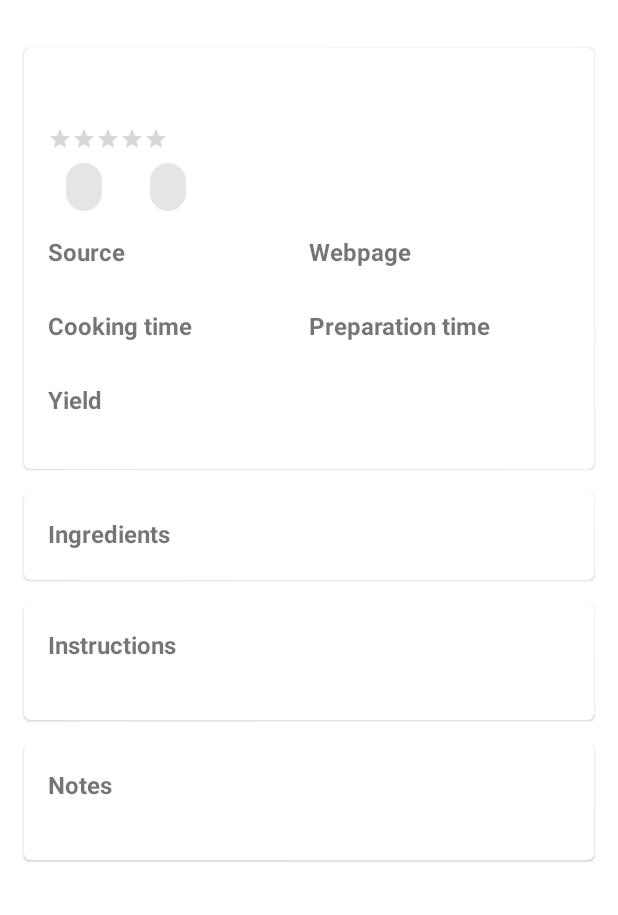
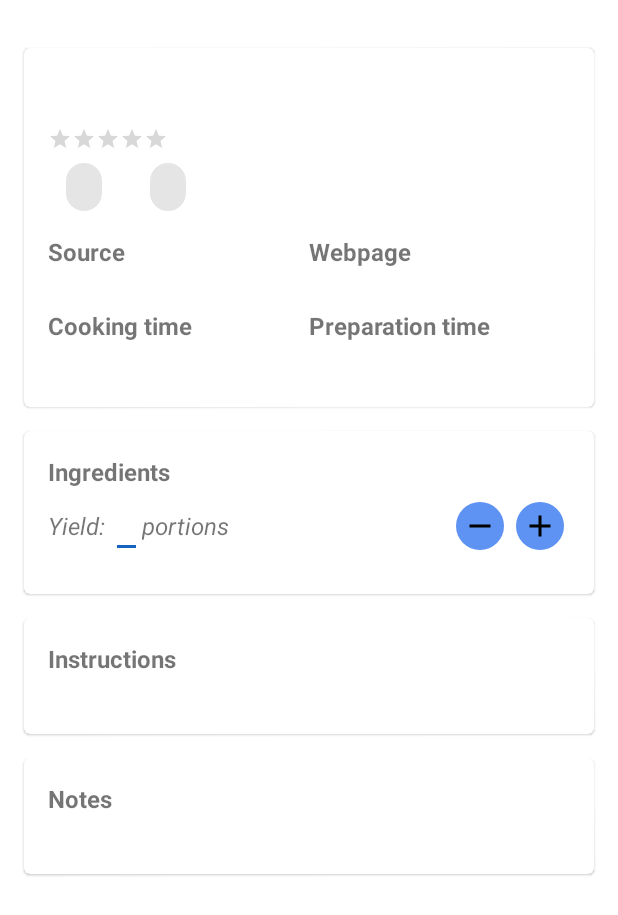
Before and after one commit to Zimbelstern/Tournant, an Android app: the layout activity_recipe_detail.xml on its own in the app's theme, with its tools: preview values and no code run, on a phone screen of 412 x 824 dp. Shown: the top 915 px of the screen. Run offline under Robolectric (Android 15) with nearby library versions, the phone set to English and light mode, and no system bars.

Commit message:
Implemented recipe scaling

```diff
--- a/app/src/main/java/eu/zimbelstern/tournant/MainActivity.kt
+++ b/app/src/main/java/eu/zimbelstern/tournant/MainActivity.kt
@@ -84,7 +84,7 @@ class MainActivity : AppCompatActivity() {
 			else -> openSavedRecipes()
 		}
 
-		recipes.observe(this, {
+		recipes.observe(this) {
 			binding.activityMainRecycler.visibility = View.GONE
 			binding.activityMainLoading.visibility = View.GONE
 			searchView?.apply {
@@ -109,7 +109,7 @@ class MainActivity : AppCompatActivity() {
 					openSavedRecipes()
 			}
 			invalidateOptionsMenu()
-		})
+		}
 
 	}
 
--- /dev/null
+++ b/app/src/main/res/drawable/button_round.xml
@@ -0,0 +1,9 @@
+<?xml version="1.0" encoding="utf-8"?>
+<ripple xmlns:android="http://schemas.android.com/apk/res/android"
+	android:color="?attr/colorControlHighlight">
+	<item>
+		<shape android:shape="oval">
+			<solid android:color="@color/blue_light"/>
+		</shape>
+	</item>
+</ripple>
--- /dev/null
+++ b/app/src/main/res/drawable/ic_minus.xml
@@ -0,0 +1,10 @@
+<vector xmlns:android="http://schemas.android.com/apk/res/android"
+    android:width="24dp"
+    android:height="24dp"
+    android:viewportWidth="24"
+    android:viewportHeight="24"
+    android:tint="#000000">
+    <path
+        android:fillColor="@android:color/white"
+        android:pathData="M19,13H5v-2h14v2z"/>
+</vector>
--- /dev/null
+++ b/app/src/main/res/drawable/ic_plus.xml
@@ -0,0 +1,10 @@
+<vector xmlns:android="http://schemas.android.com/apk/res/android"
+    android:width="24dp"
+    android:height="24dp"
+    android:viewportWidth="24"
+    android:viewportHeight="24"
+    android:tint="#000000">
+    <path
+        android:fillColor="@android:color/white"
+        android:pathData="M19,13h-6v6h-2v-6H5v-2h6V5h2v6h6v2z"/>
+</vector>
--- a/app/src/main/res/layout/activity_recipe_detail.xml
+++ b/app/src/main/res/layout/activity_recipe_detail.xml
@@ -212,29 +212,6 @@
 
 				</LinearLayout>
 
-
-				<LinearLayout
-					android:id="@+id/recipe_detail_yields"
-					android:layout_width="match_parent"
-					android:layout_height="wrap_content"
-					android:orientation="vertical"
-					android:visibility="gone"
-					tools:visibility="visible">
-
-					<TextView
-						android:layout_width="match_parent"
-						android:layout_height="wrap_content"
-						android:text="@string/yields"
-						android:textSize="16sp"
-						android:textStyle="bold"/>
-
-					<TextView
-						android:id="@+id/recipe_detail_yields_text"
-						android:layout_width="match_parent"
-						android:layout_height="wrap_content"/>
-
-				</LinearLayout>
-
 			</LinearLayout>
 
 		</com.google.android.material.card.MaterialCardView>
@@ -263,6 +240,68 @@
 					android:text="@string/ingredients"
 					android:textSize="16sp"
 					android:textStyle="bold" />
+
+				<LinearLayout
+					android:id="@+id/recipe_detail_yields"
+					android:layout_width="match_parent"
+					android:layout_height="wrap_content"
+					android:layout_marginBottom="8dp"
+					android:orientation="horizontal"
+					android:visibility="gone"
+					tools:visibility="visible">
+
+					<TextView
+						android:layout_width="wrap_content"
+						android:layout_height="wrap_content"
+						android:labelFor="@id/recipe_detail_yields_value"
+						android:text="@string/yield"
+						android:textSize="16sp"
+						android:textStyle="italic"/>
+
+					<EditText
+						android:id="@+id/recipe_detail_yields_value"
+						android:layout_width="wrap_content"
+						android:layout_height="wrap_content"
+						android:layout_marginStart="4sp"
+						android:inputType="numberDecimal"
+						android:importantForAutofill="no"
+						android:textSize="16sp"/>
+
+					<TextView
+						android:id="@+id/recipe_detail_yields_text"
+						android:layout_width="wrap_content"
+						android:layout_height="wrap_content"
+						android:textSize="16sp"
+						android:textStyle="italic"
+						tools:text="portions"/>
+
+					<View
+						android:layout_width="0dp"
+						android:layout_height="match_parent"
+						android:layout_weight="1"/>
+
+					<ImageButton
+						android:id="@+id/recipe_detail_less"
+						android:layout_width="32dp"
+						android:layout_height="32dp"
+						android:layout_gravity="center"
+						android:layout_margin="4dp"
+						android:background="@drawable/button_round"
+						android:src="@drawable/ic_minus"
+						android:contentDescription="@string/less"/>
+
+					<ImageButton
+						android:id="@+id/recipe_detail_more"
+						android:layout_width="32dp"
+						android:layout_height="32dp"
+						android:layout_gravity="center"
+						android:layout_margin="4dp"
+						android:background="@drawable/button_round"
+						android:src="@drawable/ic_plus"
+						android:contentDescription="@string/more"/>
+
+				</LinearLayout>
+
 
 				<LinearLayout
 					android:layout_width="wrap_content"
--- a/app/src/main/res/values/strings.xml
+++ b/app/src/main/res/values/strings.xml
@@ -15,11 +15,19 @@
 	<string name="link">Webpage</string>
 	<string name="cooktime">Cooking time</string>
 	<string name="preptime">Preparation time</string>
-	<string name="yields">Yield</string>
+	<string name="yield">Yield:</string>
 	<string name="ingredients">Ingredients</string>
 	<string name="optional">%s (optional)</string>
 	<string name="instructions">Instructions</string>
 	<string name="notes">Notes</string>
+	<plurals name="servings">
+		<item quantity="one">serving</item>
+		<item quantity="other">servings</item>
+	</plurals>
+	<plurals name="lots">
+		<item quantity="one">lot</item>
+		<item quantity="other">lots</item>
+	</plurals>
 
 	<!-- First start UI & file choose options -->
 	<string name="choose_file_long">Tap the cookie to choose a Gourmet/Gourmand XML file from your device.</string>
@@ -72,5 +80,7 @@ Note that due to system restrictions, linking the file will not always work. Hen
 	<string name="cancel">Cancel</string>
 	<string name="ok">OK</string>
 	<string name="egg">Have a cookie: 🍪</string>
+	<string name="less">less</string>
+	<string name="more">more</string>
 
 </resources>
```
Also changed, not shown: app/src/main/java/eu/zimbelstern/tournant/Extensions.kt (added, +34 -0 lines), app/src/main/java/eu/zimbelstern/tournant/Ingredient.kt (+16 -1 lines), app/src/main/java/eu/zimbelstern/tournant/IngredientListAdapter.kt (+8 -4 lines), app/src/main/java/eu/zimbelstern/tournant/Recipe.kt (+57 -0 lines), app/src/main/java/eu/zimbelstern/tournant/RecipeDetail.kt (+77 -11 lines), 1 other file.
